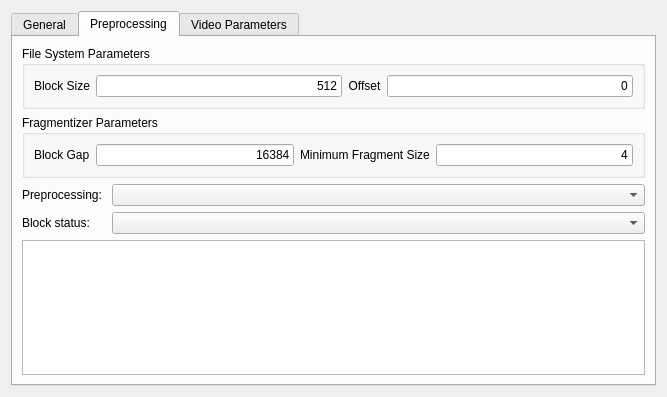
Above: gui/file_carving_ui.ui from rpoisel/mmc before the change. Below: the same form after it.
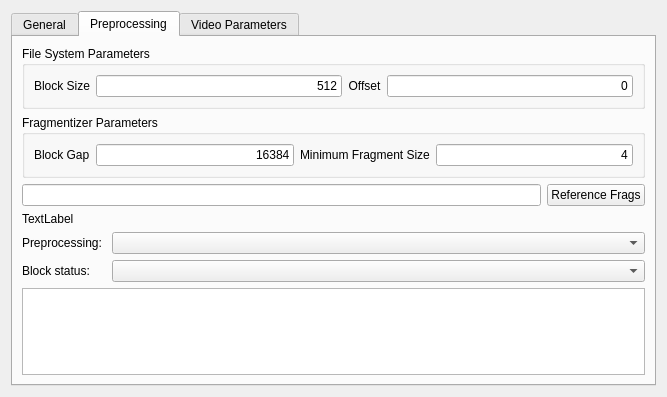
That is the form after the change. The open tabs and pages were chosen to show the change.

Patch:
```diff
--- a/gui/file_carving_ui.ui
+++ b/gui/file_carving_ui.ui
@@ -273,6 +273,27 @@
          </layout>
         </widget>
        </item>
+       <item>
+        <layout class="QGridLayout" name="collatingLayout">
+         <item row="1" column="0">
+          <widget class="QLineEdit" name="refFrags"/>
+         </item>
+         <item row="1" column="1">
+          <widget class="QPushButton" name="refFragsButton">
+           <property name="text">
+            <string>Reference Frags</string>
+           </property>
+          </widget>
+         </item>
+         <item row="2" column="0">
+          <widget class="QLabel" name="refFragsInfo">
+           <property name="text">
+            <string>TextLabel</string>
+           </property>
+          </widget>
+         </item>
+        </layout>
+       </item>
        <item>
         <layout class="QGridLayout" name="gridLayout_2">
          <item row="0" column="0">
```
